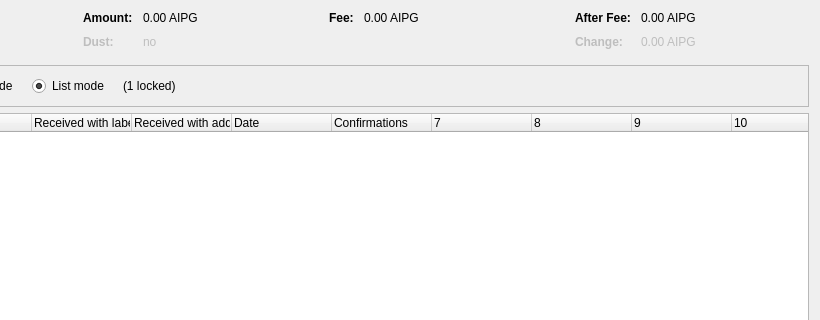
AIPowerGrid/AI-Power-Grid-Core, file src/qt/forms/coincontroldialog.ui: the form before one commit; both pictures show x 180 to 1000 and y 0 to 320 of the 1000 by 500 pixel window.
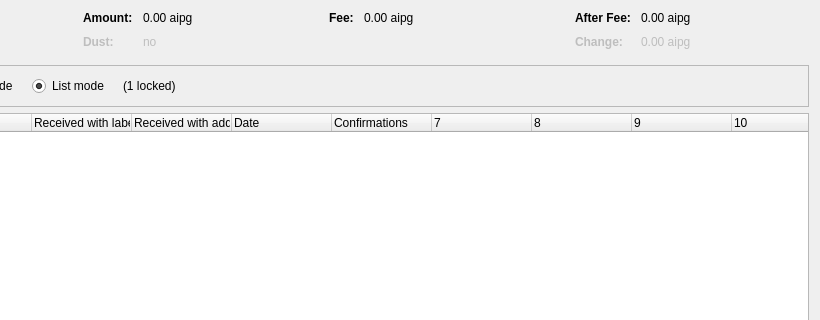
The form after the commit. Custom widgets are drawn as their Qt base class.

What changed in the file:
```diff
--- a/src/qt/forms/coincontroldialog.ui
+++ b/src/qt/forms/coincontroldialog.ui
@@ -132,7 +132,7 @@
           <enum>Qt::ActionsContextMenu</enum>
          </property>
          <property name="text">
-          <string notr="true">0.00 AIPG</string>
+          <string notr="true">0.00 aipg</string>
          </property>
          <property name="textInteractionFlags">
           <set>Qt::LinksAccessibleByMouse|Qt::TextSelectableByKeyboard|Qt::TextSelectableByMouse</set>
@@ -212,7 +212,7 @@
           <enum>Qt::ActionsContextMenu</enum>
          </property>
          <property name="text">
-          <string notr="true">0.00 AIPG</string>
+          <string notr="true">0.00 aipg</string>
          </property>
          <property name="textInteractionFlags">
           <set>Qt::LinksAccessibleByMouse|Qt::TextSelectableByKeyboard|Qt::TextSelectableByMouse</set>
@@ -257,7 +257,7 @@
           <enum>Qt::ActionsContextMenu</enum>
          </property>
          <property name="text">
-          <string notr="true">0.00 AIPG</string>
+          <string notr="true">0.00 aipg</string>
          </property>
          <property name="textInteractionFlags">
           <set>Qt::LinksAccessibleByMouse|Qt::TextSelectableByKeyboard|Qt::TextSelectableByMouse</set>
@@ -292,7 +292,7 @@
           <enum>Qt::ActionsContextMenu</enum>
          </property>
          <property name="text">
-          <string notr="true">0.00 AIPG</string>
+          <string notr="true">0.00 aipg</string>
          </property>
          <property name="textInteractionFlags">
           <set>Qt::LinksAccessibleByMouse|Qt::TextSelectableByKeyboard|Qt::TextSelectableByMouse</set>
```
